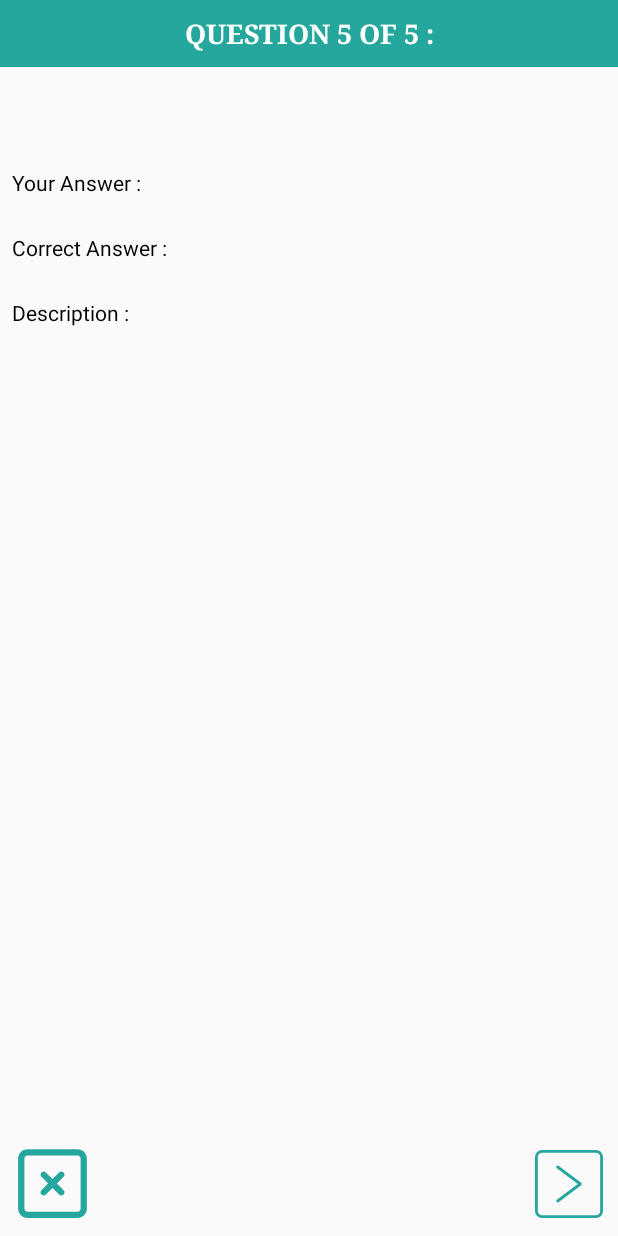
After one commit to preetkewl/licensureExam, an Android app: the layout fragment_sample_marked_quiz.xml on its own in the app's theme, with its tools: preview values and no code run, on a phone screen of 412 x 824 dp. The commit adds this screen. Run offline under Robolectric (Android 15) with nearby library versions, the phone set to English and light mode, and no system bars.

Commit message:
Start marked quiz completed , Decimal

```diff
--- a/app/src/main/java/com/crcexam/android/UI/fragments/FlipQuestionListFragment.java
+++ b/app/src/main/java/com/crcexam/android/UI/fragments/FlipQuestionListFragment.java
@@ -363,6 +363,7 @@ public class FlipQuestionListFragment extends Fragment implements View.OnClickLi
             e.printStackTrace();
         }
         ((TextView) rootView.findViewById(R.id.tv_questnNumber)).setText("Card "+ (position + 1) + " of "+ questionArraylist.size());
+        Log.e(TAG, "reverseImageFlipAnimation: Card " +  "Card "+ (position + 1) + " of "+ questionArraylist.size());
         ObjectAnimator anim = (ObjectAnimator) AnimatorInflater.loadAnimator(mContext, R.animator.reverse_image_flip);
         anim.setTarget(imgView);
         //anim.setTarget(rootView.findViewById(R.id.tv_question));
@@ -382,6 +383,7 @@ public class FlipQuestionListFragment extends Fragment implements View.OnClickLi
             e.printStackTrace();
         }
         ((TextView) rootView.findViewById(R.id.tv_questnNumber)).setText("Answer" + " " + (position + 1) + " of " + questionArraylist.size());
+        Log.e(TAG, "textFlipAnimation: Answer" + "Answer" + " " + (position + 1) + " of " + questionArraylist.size() );
         ObjectAnimator anim = (ObjectAnimator) AnimatorInflater.loadAnimator(mContext, R.animator.text_flip);
       //  anim.setTarget(imgView);
          anim.setTarget(rootView.findViewById(R.id.tvAnsBack));
--- a/app/src/main/java/com/crcexam/android/UI/fragments/ResultFragment.java
+++ b/app/src/main/java/com/crcexam/android/UI/fragments/ResultFragment.java
@@ -178,7 +178,6 @@ public class ResultFragment extends Fragment implements View.OnClickListener {
                     Bundle bundle = new Bundle();
                     bundle.putString("data", PreferenceClass.getStringPreferences(mContext, Constant.MISSED_QUESTIONS));
                     bundle.putBoolean("is_misssed", true);
-
                     MultiOptionQuestionListFragment multiOptionQuestionListFragment = new MultiOptionQuestionListFragment();
                     multiOptionQuestionListFragment.setArguments(bundle);
                     // startActivity(new Intent(mContext, MultiOptionQuestionListFragment.class).putExtra("data", PreferenceClass.getStringPreferences(mContext, Constant.MISSED_QUESTIONS)
--- a/app/src/main/java/com/crcexam/android/UI/fragments/SelectionFragment.java
+++ b/app/src/main/java/com/crcexam/android/UI/fragments/SelectionFragment.java
@@ -304,6 +304,10 @@ public class SelectionFragment extends Fragment implements View.OnClickListener,
                     }
                 }*/
                 break;
+
+            case  R.id.tv_selection_three:
+                loadFragment(new SampleMarkedQuizFragment());
+                break;
         }
     }
 
--- a/app/src/main/java/com/crcexam/android/UI/fragments/SignUpFragment.java
+++ b/app/src/main/java/com/crcexam/android/UI/fragments/SignUpFragment.java
@@ -98,7 +98,6 @@ public class SignUpFragment extends Fragment implements View.OnClickListener {
     }
 
     private void singleTextView(TextView textView, final String strSignIn) {
-
         SpannableStringBuilder spanText = new SpannableStringBuilder();
         spanText.append("Don't Have An Account? ");
         spanText.append(strSignIn);
@@ -106,9 +105,7 @@ public class SignUpFragment extends Fragment implements View.OnClickListener {
             @Override
             public void onClick(View widget) {
                 LoginActivity.viewPager.setCurrentItem(LoginActivity.viewPager.getCurrentItem() + 1, true);
-
             }
-
             @Override
             public void updateDrawState(TextPaint textPaint) {
                 textPaint.setColor(textPaint.linkColor);    // you can use custom color
@@ -120,7 +117,6 @@ public class SignUpFragment extends Fragment implements View.OnClickListener {
             @Override
             public void onClick(View widget) {
                 // On Click Action
-
             }
 
             @Override
@@ -191,7 +187,6 @@ public class SignUpFragment extends Fragment implements View.OnClickListener {
                                 progressHUD.dismiss();
                             }
                             // hideLoader(indicatorView);
-
                             Log.e("res code ", response.code() + "");
                             if (response.code() == 200) {
                                 String res = response.body().string();
--- a/app/src/main/java/com/crcexam/android/UI/fragments/StoreFragment.java
+++ b/app/src/main/java/com/crcexam/android/UI/fragments/StoreFragment.java
@@ -300,6 +300,7 @@ public class StoreFragment extends Fragment implements View.OnClickListener, Rec
     }
 
     private void getAllExamList() {
+        Log.e(TAG, "doubleCheck getAllExamList: called" );
         try {
             progressHUD = ProgressHUD.show(mContext, "", true, false, new DialogInterface.OnCancelListener() {
                 @Override
@@ -321,13 +322,14 @@ public class StoreFragment extends Fragment implements View.OnClickListener, Rec
                             if (progressHUD.isShowing() && progressHUD != null) {
                                 progressHUD.dismiss();
                             }
-                            Log.e("IabCheck onResponse  ", response.code() + "");
+                            Log.e(TAG, response.code() + " code doubleCheck ");
                             homeArraylist.clear();
                             ArrayList<JSONObject> lstMultipleChoice = new ArrayList<>();
                             if (response.code() == 200) {
                                 JSONArray array = new JSONArray(response.body().string());
-                                Log.e("IabCheck array  ", array + "");
+
                                 for (int i = 0; i < array.length(); i++) {
+                                    Log.e(TAG, "doubleCheck onResponse: getJSONObject = "+array.getJSONObject(i) );
                                     //homeArraylist.add(array.getJSONObject(i));
                                     if (!array.getJSONObject(i).getBoolean("isFree")) {
                                         lstMultipleChoice.add(array.getJSONObject(i));
--- /dev/null
+++ b/app/src/main/java/com/crcexam/android/adapters/MarkedQuizAdapter.java
@@ -0,0 +1,4 @@
+package com.crcexam.android.adapters;
+
+public class MarkedQuizAdapter {
+}
--- a/app/src/main/java/com/crcexam/android/constants/Constant.java
+++ b/app/src/main/java/com/crcexam/android/constants/Constant.java
@@ -17,6 +17,7 @@ public class Constant {
     public static final String EMAIL = "email";
     public static final String PASSWORD = "password";
     public static final String WRONGQUESTION = "wrong_question";
+    public static final String YOUR_ANSWER = "your_answer";
     public static final String FINISH_ACTIVITY = "finish_activity";
     public static final String IS_FIRST = "is_first";
     public static final String IS_LOGIN = "is_login";
--- /dev/null
+++ b/app/src/main/res/layout/fragment_sample_marked_quiz.xml
@@ -0,0 +1,103 @@
+<?xml version="1.0" encoding="utf-8"?>
+<android.support.constraint.ConstraintLayout xmlns:android="http://schemas.android.com/apk/res/android"
+    xmlns:app="http://schemas.android.com/apk/res-auto"
+    xmlns:tools="http://schemas.android.com/tools"
+    android:layout_width="match_parent"
+    android:layout_height="match_parent"
+    tools:context=".UI.fragments.SampleMarkedQuizFragment">
+
+    <TextView
+        android:id="@+id/tv_samplemarkedquestnNumber"
+        android:layout_width="match_parent"
+        android:layout_height="wrap_content"
+        android:layout_gravity="center"
+        android:background="@color/colorPrimary"
+        android:gravity="center"
+        android:padding="@dimen/padding_10"
+        android:text="Question 5 of 5 :"
+        android:textAllCaps="true"
+        android:textColor="@color/colorWhite"
+        android:textSize="@dimen/font_size_heading"
+        android:textStyle="bold"
+        android:typeface="serif"
+        app:layout_constraintEnd_toEndOf="parent"
+        app:layout_constraintStart_toStartOf="parent"
+        app:layout_constraintTop_toTopOf="parent" />
+
+    <TextView
+        android:id="@+id/missed_quetions"
+        android:layout_width="match_parent"
+        android:layout_height="wrap_content"
+        android:layout_marginStart="8dp"
+        android:layout_marginTop="8dp"
+        android:layout_marginEnd="8dp"
+        android:textColor="@android:color/black"
+        android:textSize="20sp"
+        app:layout_constraintEnd_toEndOf="parent"
+        app:layout_constraintStart_toStartOf="parent"
+        app:layout_constraintTop_toBottomOf="@+id/tv_samplemarkedquestnNumber" />
+
+    <TextView
+        android:id="@+id/textView_youranswer"
+        android:layout_width="0dp"
+        android:layout_height="wrap_content"
+        android:layout_marginStart="8dp"
+        android:layout_marginTop="32dp"
+        android:text="Your Answer :"
+        android:textColor="@android:color/black"
+        app:layout_constraintEnd_toEndOf="@+id/missed_quetions"
+        app:layout_constraintStart_toStartOf="parent"
+        app:layout_constraintTop_toBottomOf="@+id/missed_quetions" />
+
+
+    <TextView
+        android:id="@+id/textView_correctanswer"
+        android:layout_width="0dp"
+        android:layout_height="wrap_content"
+        android:layout_marginTop="24dp"
+        android:text="Correct Answer :"
+        android:textColor="@android:color/black"
+        app:layout_constraintEnd_toEndOf="@+id/textView_youranswer"
+        app:layout_constraintStart_toStartOf="@+id/textView_youranswer"
+        app:layout_constraintTop_toBottomOf="@+id/textView_youranswer" />
+
+    <TextView
+        android:id="@+id/textView_decription"
+        android:layout_width="0dp"
+        android:layout_height="wrap_content"
+        android:layout_marginTop="24dp"
+        android:text="Description :"
+        android:textColor="@android:color/black"
+        app:layout_constraintEnd_toEndOf="@+id/textView_correctanswer"
+        app:layout_constraintStart_toStartOf="@+id/textView_correctanswer"
+        app:layout_constraintTop_toBottomOf="@+id/textView_correctanswer" />
+
+
+    <ImageView
+        android:id="@+id/imv_sampleprevious"
+        android:layout_width="70dp"
+        android:layout_height="70dp"
+        android:layout_alignParentLeft="true"
+        android:layout_gravity="start"
+        android:padding="@dimen/padding_10"
+        android:src="@drawable/ic_square_cross"
+        android:tint="@color/colorAccent"
+        android:visibility="visible"
+        app:layout_constraintBottom_toBottomOf="parent"
+        app:layout_constraintStart_toStartOf="parent" />
+
+    <ImageView
+        android:id="@+id/imv_samplenext"
+        android:layout_width="65dp"
+        android:layout_height="65dp"
+        android:layout_alignParentRight="true"
+        android:layout_gravity="end"
+        android:padding="@dimen/padding_10"
+        android:src="@drawable/ic_right_box"
+        android:tint="@color/colorAccent"
+        app:layout_constraintBottom_toBottomOf="@+id/imv_sampleprevious"
+        app:layout_constraintEnd_toEndOf="parent"
+        app:layout_constraintTop_toTopOf="@+id/imv_sampleprevious" />
+
+
+</android.support.constraint.ConstraintLayout>
--- a/build.gradle
+++ b/build.gradle
@@ -7,7 +7,7 @@ buildscript {
 
     }
     dependencies {
-        classpath 'com.android.tools.build:gradle:3.5.0'
+        classpath 'com.android.tools.build:gradle:3.5.1'
 
         // NOTE: Do not place your application dependencies here; they belong
         // in the individual module build.gradle files
```
Also changed, not shown: app/src/main/java/com/crcexam/android/UI/fragments/MultiOptionQuestionListFragment.java (+79 -59 lines), app/src/main/java/com/crcexam/android/UI/fragments/SampleMarkedQuizFragment.java (added, +154 -0 lines), app/src/main/java/com/crcexam/android/adapters/RetestSampleQuizAdapter.java (added, +103 -0 lines), app/src/main/java/com/crcexam/android/adapters/StoreAdapter.java (+5 -5 lines), app/src/main/java/com/crcexam/android/interfaces/RecyclerViewClickWithJson.java (added, +9 -0 lines), app/src/main/res/layout/fragment_flip_question_list.xml (+6 -7 lines).
